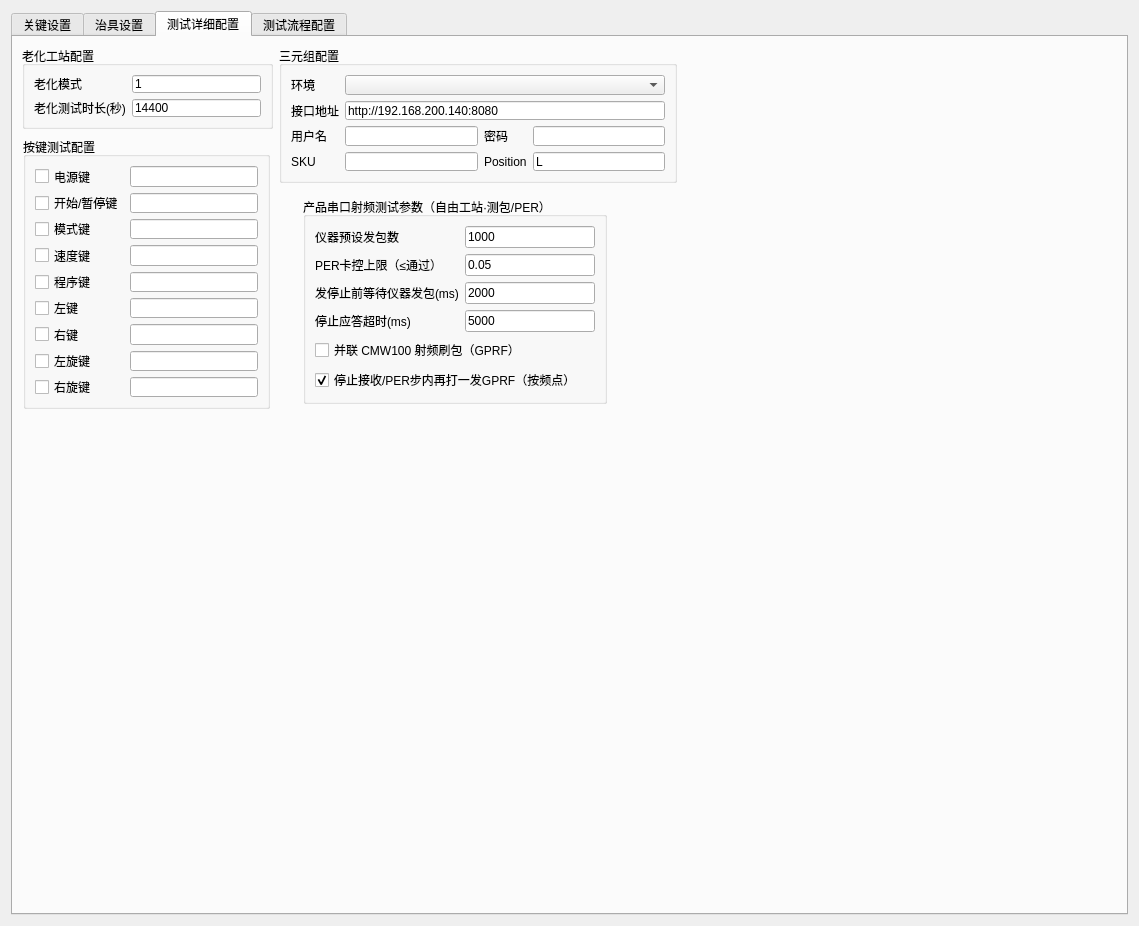
First picture: the form in agreement/qset/qsetting.ui, repository yuhuang163/test, before the edit.
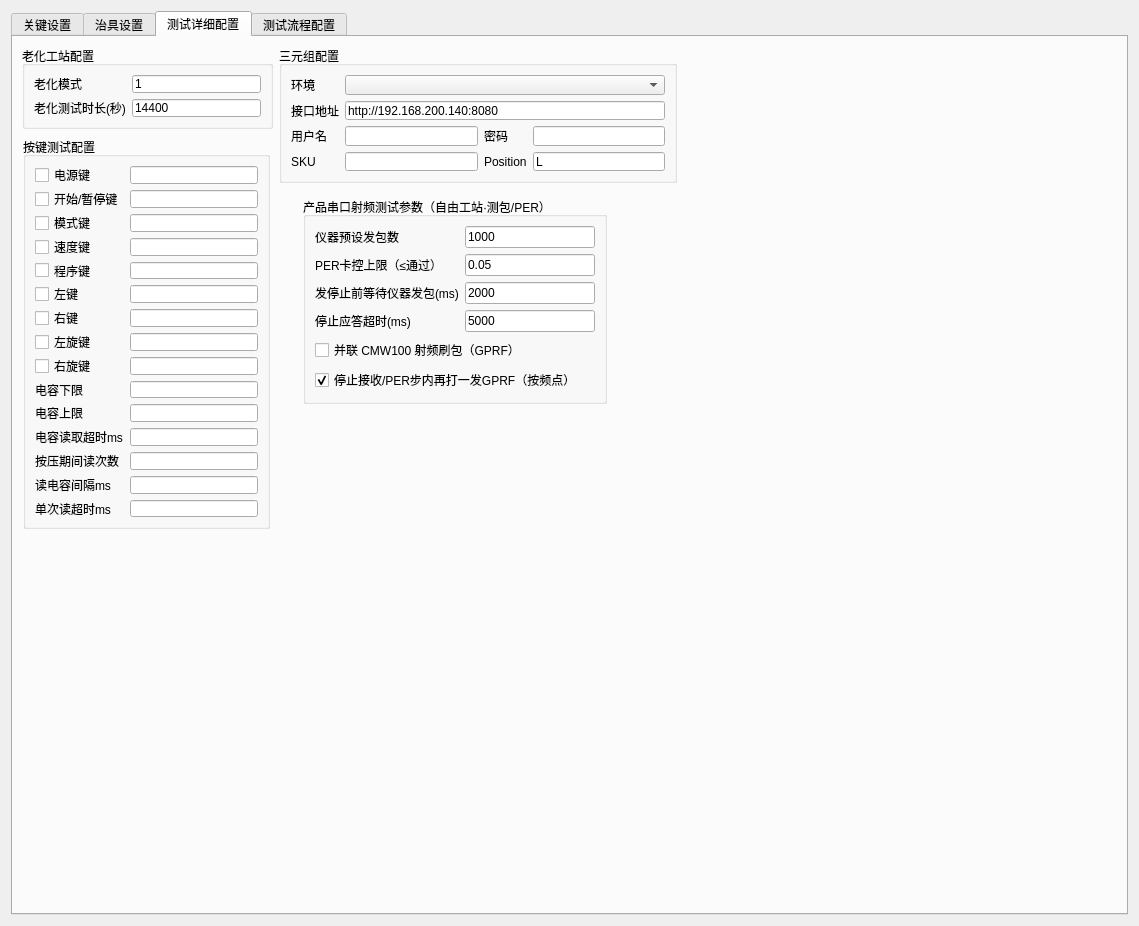
Second picture: the form after the edit.

Commit message: 按键治具控制完成电容方式

What changed in the file:
```diff
--- a/agreement/qset/qsetting.ui
+++ b/agreement/qset/qsetting.ui
@@ -2940,7 +2940,7 @@
          <x>10</x>
          <y>100</y>
          <width>247</width>
-         <height>272</height>
+         <height>392</height>
         </rect>
        </property>
        <property name="title">
@@ -3037,6 +3037,66 @@
         <item row="0" column="1">
          <widget class="QLineEdit" name="lineEdit_KeyIdPower"/>
         </item>
+        <item row="9" column="0">
+         <widget class="QLabel" name="label_KeyCapLow">
+          <property name="text">
+           <string>电容下限</string>
+          </property>
+         </widget>
+        </item>
+        <item row="9" column="1">
+         <widget class="QLineEdit" name="lineEdit_KeyCapLow"/>
+        </item>
+        <item row="10" column="0">
+         <widget class="QLabel" name="label_KeyCapHigh">
+          <property name="text">
+           <string>电容上限</string>
+          </property>
+         </widget>
+        </item>
+        <item row="10" column="1">
+         <widget class="QLineEdit" name="lineEdit_KeyCapHigh"/>
+        </item>
+        <item row="11" column="0">
+         <widget class="QLabel" name="label_KeyCapReadTimeoutMs">
+          <property name="text">
+           <string>电容读取超时ms</string>
+          </property>
+         </widget>
+        </item>
+        <item row="11" column="1">
+         <widget class="QLineEdit" name="lineEdit_KeyCapReadTimeoutMs"/>
+        </item>
+        <item row="12" column="0">
+         <widget class="QLabel" name="label_KeyCapReadCount">
+          <property name="text">
+           <string>按压期间读次数</string>
+          </property>
+         </widget>
+        </item>
+        <item row="12" column="1">
+         <widget class="QLineEdit" name="lineEdit_KeyCapReadCount"/>
+        </item>
+        <item row="13" column="0">
+         <widget class="QLabel" name="label_KeyCapReadIntervalMs">
+          <property name="text">
+           <string>读电容间隔ms</string>
+          </property>
+         </widget>
+        </item>
+        <item row="13" column="1">
+         <widget class="QLineEdit" name="lineEdit_KeyCapReadIntervalMs"/>
+        </item>
+        <item row="14" column="0">
+         <widget class="QLabel" name="label_KeyCapSingleReadTimeoutMs">
+          <property name="text">
+           <string>单次读超时ms</string>
+          </property>
+         </widget>
+        </item>
+        <item row="14" column="1">
+         <widget class="QLineEdit" name="lineEdit_KeyCapSingleReadTimeoutMs"/>
+        </item>
        </layout>
       </widget>
       <widget class="QGroupBox" name="groupBox_brushInstrument">
```
The commit also changes 10 other files.
